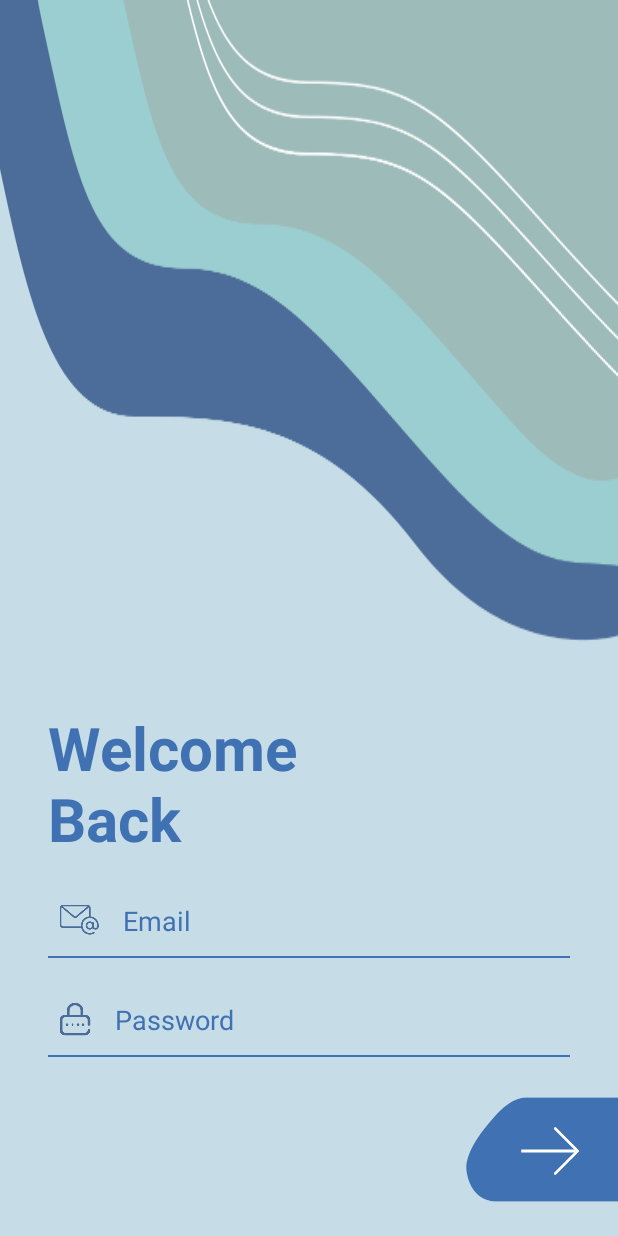
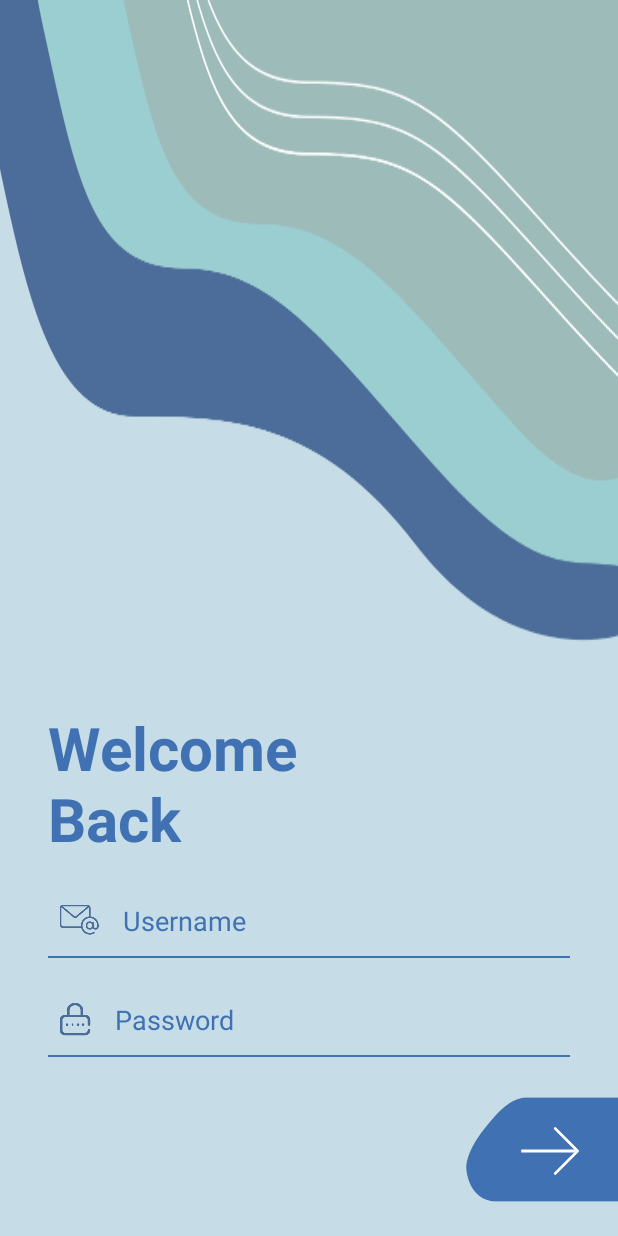
Before and after one commit to julia-mula/EventsApp, an Android app: the screen it shows after launch (MainActivity), on a phone screen of 412 x 824 dp. Run offline under Robolectric (Android 15) with nearby library versions, the phone set to English and light mode, and no system bars.

Commit message:
feat: not finished logging

```diff
--- a/app/src/main/java/com/example/eventsapp/ApiService.kt
+++ b/app/src/main/java/com/example/eventsapp/ApiService.kt
@@ -3,6 +3,7 @@ package com.example.eventsapp
 import retrofit2.Call
 import retrofit2.http.Body
 import retrofit2.http.GET
+import retrofit2.http.Headers
 import retrofit2.http.POST
 import retrofit2.http.Path
 
@@ -14,4 +15,8 @@ interface ApiService {
     @POST("/users/{userId}/events")
     fun createUserEvent(@Path("userId") userId: Int, @Body event: NewEvent): Call<Event>
 
+    @Headers("Content-Type: application/json")
+    @POST("/login")
+    fun loginUser(@Body loginBody: LoginJson): Call<LoginResponse>
+
 }
--- a/app/src/main/res/layout/fragment_login.xml
+++ b/app/src/main/res/layout/fragment_login.xml
@@ -36,7 +36,7 @@
                 android:textStyle="bold" />
 
             <EditText
-                android:id="@+id/editTextTextPersonName"
+                android:id="@+id/editTextUsername"
                 android:layout_width="match_parent"
                 android:layout_height="50dp"
                 android:layout_marginStart="32dp"
@@ -46,13 +46,13 @@
                 android:drawableStart="@drawable/email"
                 android:drawablePadding="16dp"
                 android:ems="10"
-                android:hint="Email"
+                android:hint="Username"
                 android:inputType="textPersonName"
                 android:padding="8dp"
                 android:textColorHint="#4071b2" />
 
             <EditText
-                android:id="@+id/editTextTextPersonName1"
+                android:id="@+id/editTextPassword"
                 android:layout_width="match_parent"
                 android:layout_height="50dp"
                 android:layout_marginStart="32dp"
```
Also changed, not shown: app/src/main/java/com/example/eventsapp/LoginJson.kt (added, +7 -0 lines), app/src/main/java/com/example/eventsapp/LoginResponse.kt (added, +7 -0 lines), app/src/main/java/com/example/eventsapp/fragments/LoginFragment.kt (+50 -0 lines).
